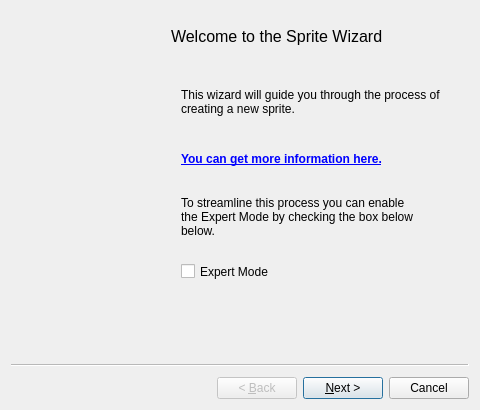
First picture: the form in src/lgck-builder/WizSprite.ui, repository cfrankb/lgck-src, before the edit.
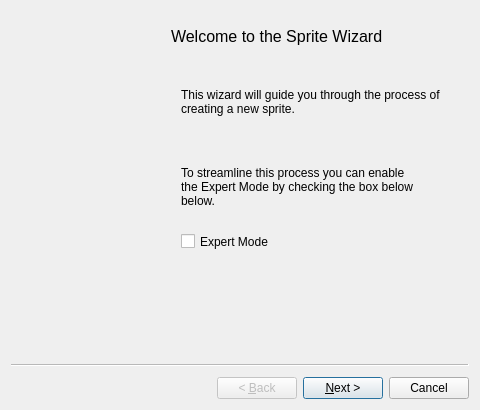
Second picture: the form after the edit. Icons and pictures are not drawn. Custom widgets are drawn as their Qt base class.

Diff of the .ui file:
```diff
--- a/src/lgck-builder/WizSprite.ui
+++ b/src/lgck-builder/WizSprite.ui
@@ -96,7 +96,7 @@
     <property name="geometry">
      <rect>
       <x>170</x>
-      <y>250</y>
+      <y>220</y>
       <width>161</width>
       <height>21</height>
      </rect>
@@ -109,7 +109,7 @@
     <property name="geometry">
      <rect>
       <x>170</x>
-      <y>180</y>
+      <y>150</y>
       <width>241</width>
       <height>51</height>
      </rect>
@@ -121,22 +121,6 @@
      <bool>true</bool>
     </property>
    </widget>
-   <widget class="QLabel" name="label_40">
-    <property name="geometry">
-     <rect>
-      <x>170</x>
-      <y>140</y>
-      <width>241</width>
-      <height>16</height>
-     </rect>
-    </property>
-    <property name="text">
-     <string>&lt;html&gt;&lt;head/&gt;&lt;body&gt;&lt;p&gt;&lt;a href=&quot;http://cfrankb.com/lgck/sprite_wizard_explained.html&quot;&gt;&lt;span style=&quot; font-weight:600; text-decoration: underline; color:#0000ff;&quot;&gt;You can get more information here.&lt;/span&gt;&lt;/a&gt;&lt;/p&gt;&lt;/body&gt;&lt;/html&gt;</string>
-    </property>
-    <property name="openExternalLinks">
-     <bool>true</bool>
-    </property>
-   </widget>
   </widget>
   <widget class="CWizPageEasy" name="pageEasy">
    <property name="whatsThis">
```
Left out of the diff: 2 changed lines with no effect on the pictures.
